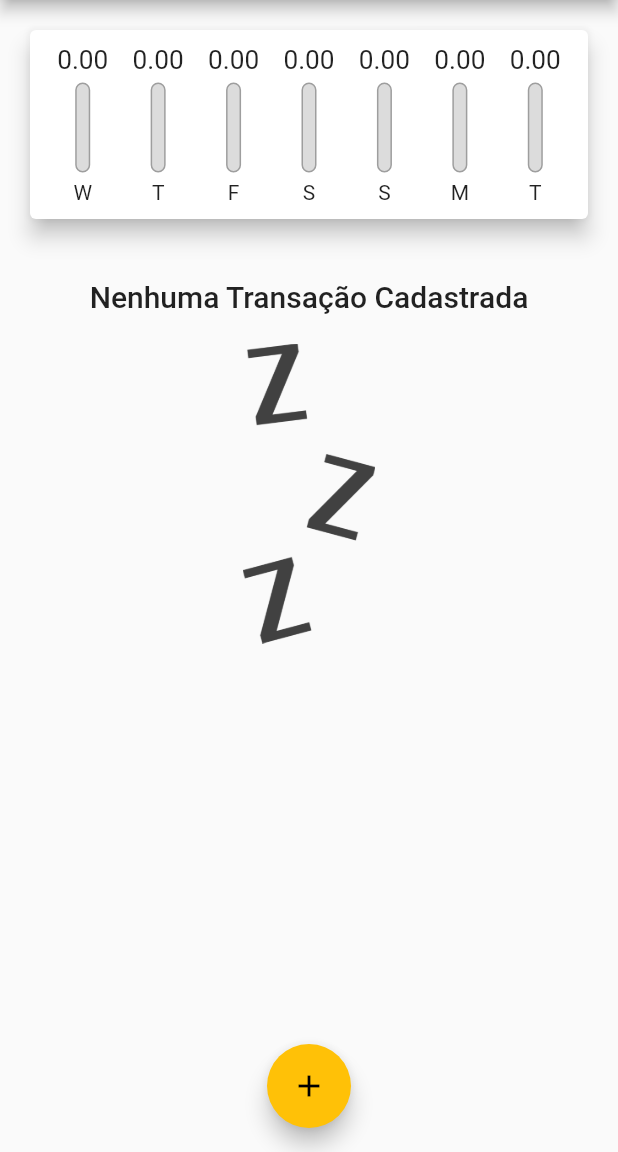
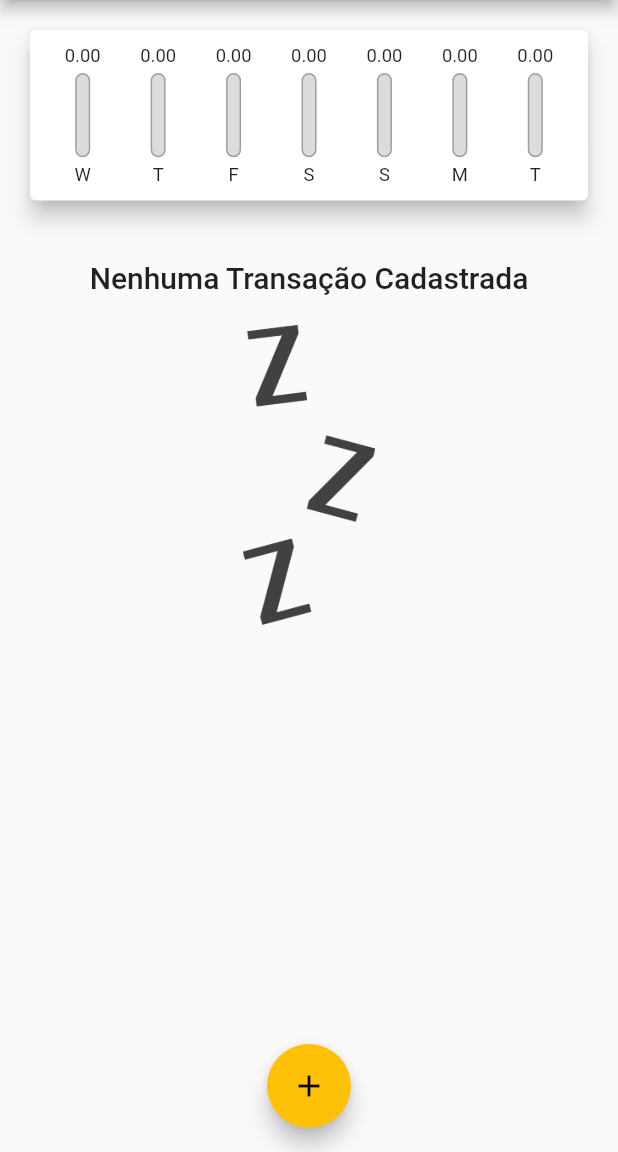
Before and after one commit to Nicollas1305/Personal_Expenses, a Flutter app: the screen it shows after launch, on a phone screen of 412 x 824 dp, the part 84-1236 px from its top. Run offline on Flutter 3.47's test engine with Material 2 defaults, Android fonts, the phone set to English and light mode, and no system bars; missing offline and left inert: dart:ffi; Roboto replaces fonts that are missing (MochiyPopOne).

Commit message:
responsibility and adaptation

```diff
--- a/lib/components/chart_bar.dart
+++ b/lib/components/chart_bar.dart
@@ -1,4 +1,5 @@
 import 'package:flutter/material.dart';
+import 'package:flutter/rendering.dart';
 
 class ChartBar extends StatelessWidget {
   final String? label;
@@ -13,19 +14,21 @@ class ChartBar extends StatelessWidget {
 
   @override
   Widget build(BuildContext context) {
+    return LayoutBuilder(
+      builder: (ctx, constraints) {
         return Column(
           children: <Widget>[
             Container(
-          height: 20,
+              height: constraints.maxHeight * 0.15,
               child: FittedBox(
                 child: Text('${value?.toStringAsFixed(2)}'),
               ),
             ),
             SizedBox(
-          height: 5,
+              height: constraints.maxHeight * 0.05,
             ),
             Container(
-          height: 60,
+              height: constraints.maxHeight * 0.6,
               width: 10,
               child: Stack(
                 alignment: Alignment.bottomCenter,
@@ -53,10 +56,19 @@ class ChartBar extends StatelessWidget {
               ),
             ), // Container
             SizedBox(
-          height: 5,
+              height: constraints.maxHeight * 0.05,
             ),
-        Text(label.toString()),
+            Container(
+              height: constraints.maxHeight * 0.15,
+              child: FittedBox(
+                child: Text(
+                  label.toString(),
+                ),
+              ),
+            ),
           ], // <Widget>[]
+        );
+      },
     );
   }
 }
--- a/lib/components/transaction_list.dart
+++ b/lib/components/transaction_list.dart
@@ -14,9 +14,7 @@ class TransactionList extends StatelessWidget {
 
   @override
   Widget build(BuildContext context) {
-    return Container(
-      height: 656, //Sem responsividade
-      child: transactions.isEmpty
+    return transactions.isEmpty
         ? Column(
             children: [
               SizedBox(
@@ -73,7 +71,6 @@ class TransactionList extends StatelessWidget {
                 ),
               );
             },
-            ),
           );
   }
 }
--- a/lib/main.dart
+++ b/lib/main.dart
@@ -92,24 +92,34 @@ class _MyHomePageState extends State<MyHomePage> {
 
   @override
   Widget build(BuildContext context) {
+    final appBar = AppBar(
+      title: Text('Despesas Pessoais'),
+      actions: <Widget>[
+        IconButton(
+          icon: Icon(Icons.add),
+          onPressed: () => _openTransactionForm(context),
+        ),
+      ],
+    );
+
+    final availabeHeight = MediaQuery.of(context).size.height -
+        appBar.preferredSize.height -
+        MediaQuery.of(context).padding.top;
+
     return Scaffold(
-      appBar: AppBar(
-        title: Text(
-          'Despesas Pessoais',
-        ),
-        actions: <Widget>[
-          IconButton(
-            icon: Icon(Icons.add),
-            onPressed: () => _openTransactionForm(context),
-          ),
-        ],
-      ),
+      appBar: appBar,
       body: SingleChildScrollView(
         child: Column(
           crossAxisAlignment: CrossAxisAlignment.stretch,
           children: [
-            Chart(_recentTransactions),
-            TransactionList(_transactions, _removeTransaction),
+            Container(
+              height: availabeHeight * 0.2,
+              child: Chart(_recentTransactions),
+            ),
+            Container(
+              height: availabeHeight * 0.8,
+              child: TransactionList(_transactions, _removeTransaction),
+            ),
           ],
         ),
       ),
```
Lines whose indentation alone changed are shown as unchanged.
